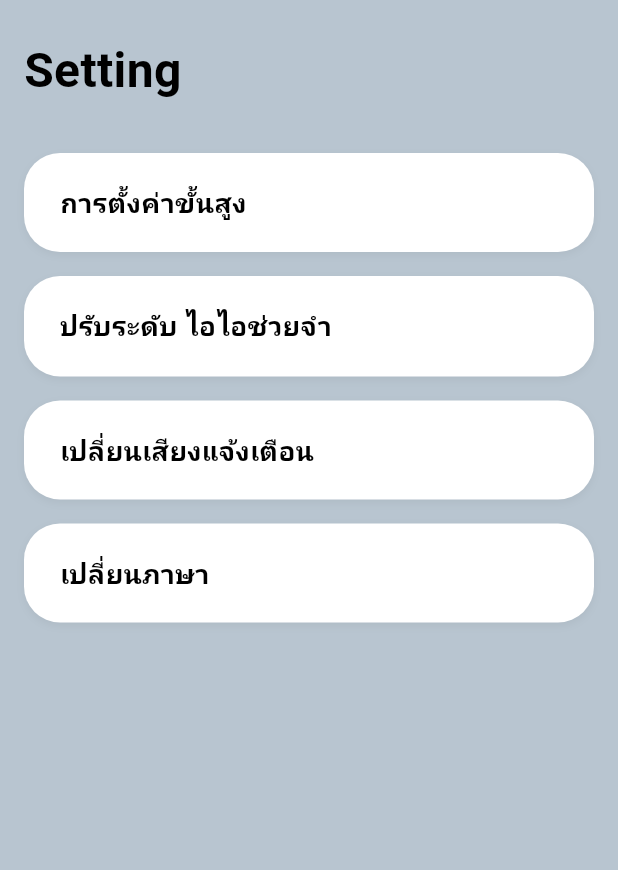
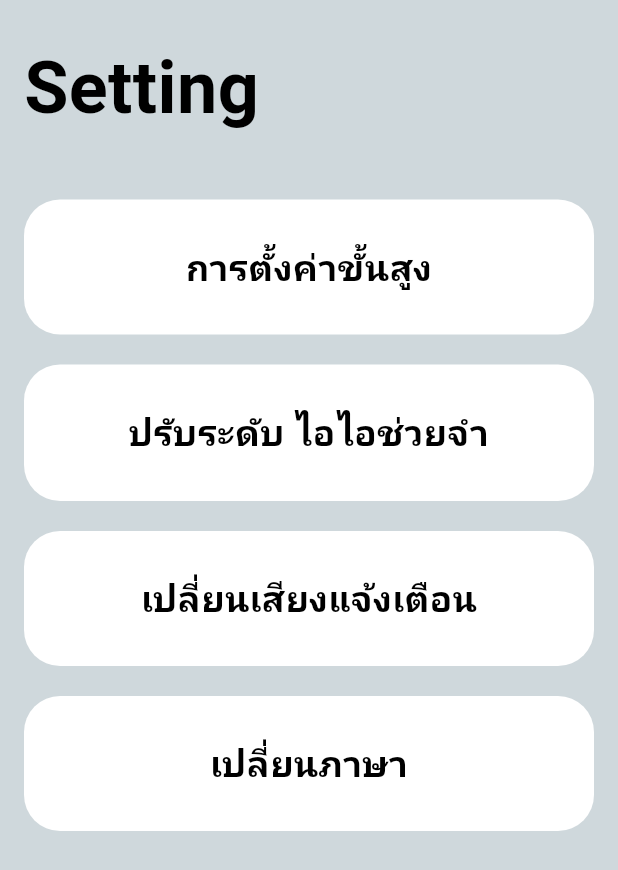
Before and after one commit to skyt19/Yhar_Bid, a Flutter app: the SettingsView screen opened by its route, on a phone screen of 412 x 824 dp. Shown: the top 870 px of the screen. Run offline on Flutter 3.47's test engine with Material 3 defaults, Android fonts, the phone set to English and light mode, and no system bars; our stand-ins replace cloud_firestore, firebase_auth, firebase_core, fl_chart, flutter_dotenv, get and 3 more; missing offline and left inert: dart:js_interop, dart:js_util; accounts and stored records are empty; Roboto replaces fonts that are missing (NotoSansThai).

Commit message:
refactor(ui): rebuild views matching mockup wireframes 100%
Colors: #CFD8DC background, #FFFFFF cards, #757575 dark sections, #4CAF50 accent
All views now match mockup specifications exactly

```diff
--- a/lib/views/settings_view.dart
+++ b/lib/views/settings_view.dart
@@ -1,12 +1,8 @@
 /// lib/views/settings_view.dart
-/// Settings — Matches assets/mockups2/หน้าตั้งค่า.jpg
+/// Settings — Matches assets/mockups/หน้าตั้งค่า.jpg
 import 'package:flutter/material.dart';
 import 'package:get/get.dart';
-import '../controllers/auth_controller.dart';
 import '../controllers/settings_controller.dart';
-import '../models/user_model.dart';
-import 'theme/app_theme.dart';
-import 'widgets/custom_dialog.dart';
 import '../main.dart';
 
 class SettingsView extends StatelessWidget {
@@ -14,11 +10,10 @@ class SettingsView extends StatelessWidget {
 
   @override
   Widget build(BuildContext context) {
-    final AuthController authCtrl = Get.find<AuthController>();
     final SettingsController settingsCtrl = Get.find<SettingsController>();
 
     return Scaffold(
-      backgroundColor: AppTheme.backgroundLight,
+      backgroundColor: const Color(0xFFCFD8DC), // Background สีฟ้าเทาตาม Mockup
       body: SafeArea(
         child: Padding(
           padding: const EdgeInsets.symmetric(horizontal: 16, vertical: 24),
@@ -29,19 +24,19 @@ class SettingsView extends StatelessWidget {
               const Text(
                 'Setting',
                 style: TextStyle(
-                  fontSize: 32,
+                  fontSize: 48, // ฟอนต์ใหญ่มากตาม Mockup
                   fontWeight: FontWeight.bold,
-                  color: AppTheme.textPrimary,
+                  color: Colors.black,
                 ),
               ),
-              const SizedBox(height: 32),
+              const SizedBox(height: 40),
               // Menu Items
               _buildSettingsButton('การตั้งค่าขั้นสูง', () => Get.toNamed(AppRoutes.advancedSettings)),
-              const SizedBox(height: 16),
+              const SizedBox(height: 20),
               _buildSettingsButton('ปรับระดับ ไอไอช่วยจำ', () => Get.toNamed(AppRoutes.notificationSettings)),
-              const SizedBox(height: 16),
+              const SizedBox(height: 20),
               _buildSettingsButton('เปลี่ยนเสียงแจ้งเตือน', () {}),
-              const SizedBox(height: 16),
+              const SizedBox(height: 20),
               _buildSettingsButton('เปลี่ยนภาษา', settingsCtrl.toggleLanguage),
             ],
           ),
@@ -50,30 +45,24 @@ class SettingsView extends StatelessWidget {
     );
   }
 
-  // Large rounded button (White with Dark Gray text)
+  // Large rounded button (White with Black text)
   Widget _buildSettingsButton(String label, VoidCallback onTap) {
     return GestureDetector(
       onTap: onTap,
       child: Container(
         width: double.infinity,
-        padding: const EdgeInsets.symmetric(vertical: 20, horizontal: 24),
+        padding: const EdgeInsets.symmetric(vertical: 28, horizontal: 24),
         decoration: BoxDecoration(
-          color: AppTheme.surfaceLight,
-          borderRadius: BorderRadius.circular(AppTheme.radiusLarge),
-          boxShadow: [
-            BoxShadow(
-              color: Colors.black.withOpacity(0.05),
-              blurRadius: 4,
-              offset: const Offset(0, 2),
-            ),
-          ],
+          color: Colors.white, // สีขาวตาม Mockup
+          borderRadius: BorderRadius.circular(24), // มุมโค้งมน 24px ตาม Mockup
         ),
         child: Text(
           label,
+          textAlign: TextAlign.center, // จัดกลางตาม Mockup
           style: const TextStyle(
-            fontSize: 18,
-            fontWeight: FontWeight.w600,
-            color: AppTheme.textPrimary,
+            fontSize: 24, // ฟอนต์ใหญ่มากตาม Mockup
+            fontWeight: FontWeight.bold,
+            color: Colors.black,
           ),
         ),
       ),
--- a/pubspec.yaml
+++ b/pubspec.yaml
@@ -55,7 +55,6 @@ flutter:
   uses-material-design: true
 
   assets:
-    - assets/mockups/
     - .env
 
   #fonts:
```
Also changed, not shown: lib/views/ai/ai_workspace_view.dart (+21 -20 lines), lib/views/main_layout_view.dart (+4 -4 lines), lib/views/widgets/bottom_nav_bar.dart (+9 -17 lines), assets/mockups/ถ้ากดล็อคเอ้าจะล็อคเอ้าอออกคาเรนดาเฉยๆ.jpg (added), assets/mockups/ถ้ากดล้างระบบ.jpg (added), assets/mockups/หน้า ล็อคอินเข้าคาเรนดา.jpg (added), assets/mockups/หน้าคุยกับเอไอ.jpg (added), assets/mockups/หน้าจอมือถือเเจ้งเตือนก่อน1ชั่วโมง.jpg (added), assets/mockups/หน้าตั้งค่า.jpg (added), assets/mockups/หน้านโยบาย.jpg (added), assets/mockups/หน้าปลูก.jpg (added), assets/mockups/หน้าเเรก.jpg (added), assets/mockups/หน้าโหลดเข้าเเอพ.jpg (added), assets/mockups/ุถ้ากดเข้าตั้งค่าขั้นสู.jpg (added), 1 more files, 1 other file.
